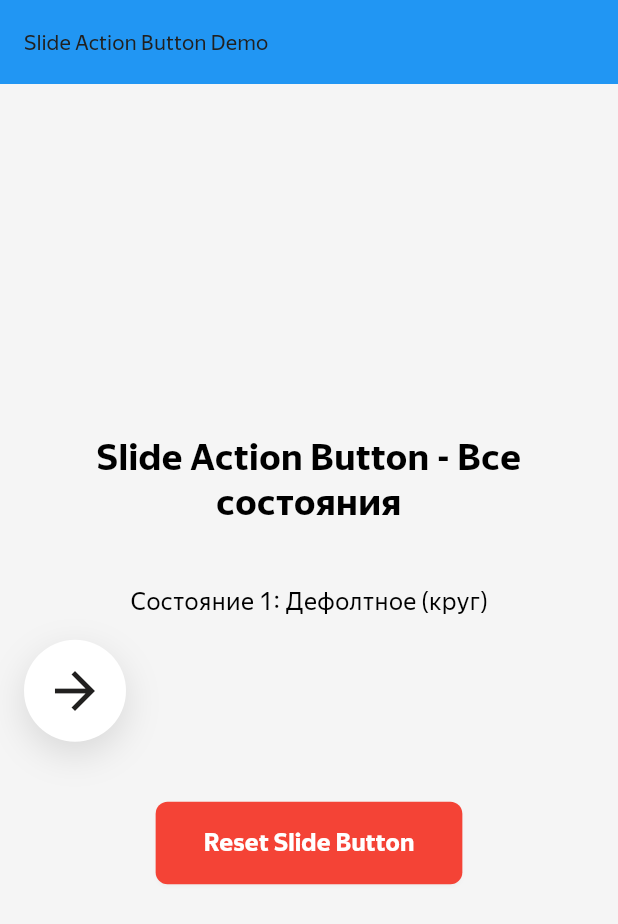
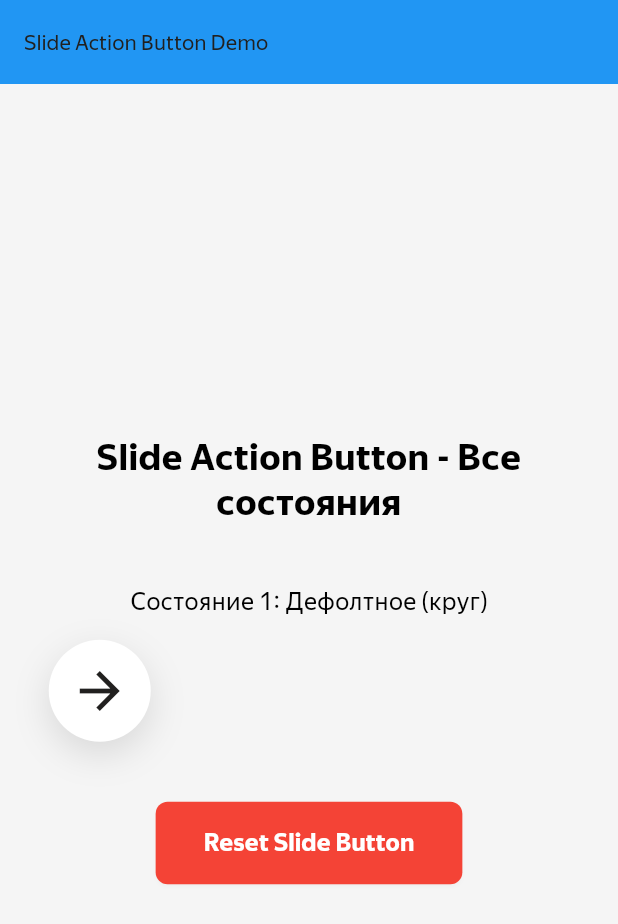
Before and after one commit to ChabanovX/alice-sdk, a Flutter app: the screen it shows after launch, on a phone screen of 412 x 824 dp. Shown: the top 924 px of the screen. Run offline on Flutter 3.47's test engine with Material 3 defaults, Android fonts, the phone set to English and light mode, and no system bars; our stand-ins replace flutter_svg, just_audio, rxdart.

Commit message:
modified SlideActionButto2

```diff
--- a/mobile/lib/main.dart
+++ b/mobile/lib/main.dart
@@ -46,6 +46,7 @@ class _MainScreenState extends State<MainScreen> {
         padding: const EdgeInsets.all(16.0),
         child: Column(
           mainAxisAlignment: MainAxisAlignment.center,
+          crossAxisAlignment: CrossAxisAlignment.center,
           children: [
             const Text(
               'Slide Action Button - Все состояния',
@@ -60,7 +61,7 @@ class _MainScreenState extends State<MainScreen> {
               style: TextStyle(fontSize: 16),
             ),
             const SizedBox(height: 16),
-            SlideActionButton(key: _slideButtonKey),
+            SlideActionButton(),
             const SizedBox(height: 40),
 
             // Кнопка Reset
--- a/mobile/lib/widgets/action_buttons/slide_action_button.dart
+++ b/mobile/lib/widgets/action_buttons/slide_action_button.dart
@@ -200,7 +200,9 @@ class _SlideActionButtonState extends State<SlideActionButton>
     final theme = Theme.of(context);
     final colors = theme.colorScheme;
 
-    return GestureDetector(
+    return SizedBox(
+      width: 347,
+      child: GestureDetector(
         onTapDown: _handleTapDown,
         onTapUp: _handleTapUp,
         onTapCancel: _handleTapCancel,
@@ -208,7 +210,10 @@ class _SlideActionButtonState extends State<SlideActionButton>
         onPanUpdate: _handlePanUpdate,
         onPanEnd: _handlePanEnd,
         child: AnimatedBuilder(
-        animation: Listenable.merge([_animationController, _stretchController]),
+          animation: Listenable.merge([
+            _animationController,
+            _stretchController,
+          ]),
           builder: (context, child) {
             final currentWidth = _stretchAnimation.value;
             final isPrimaryColor = _colorAnimation.value;
@@ -250,6 +255,7 @@ class _SlideActionButtonState extends State<SlideActionButton>
               ),
             );
           },
+        ),
       ),
     );
   }
```
Lines whose indentation alone changed are shown as unchanged.
